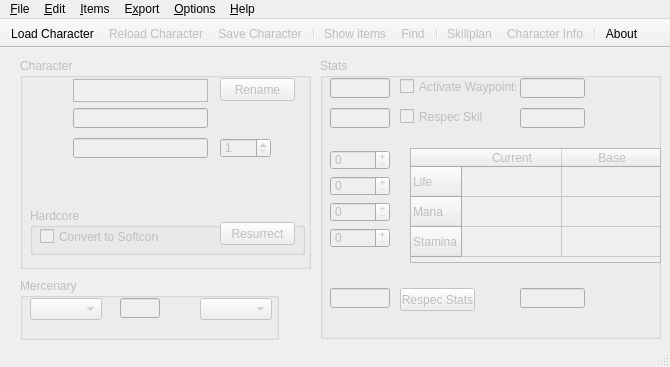
Above: medianxlofflinetools.ui from kambala-decapitator/MedianXLOfflineTools before the change. Below: the same form after it.
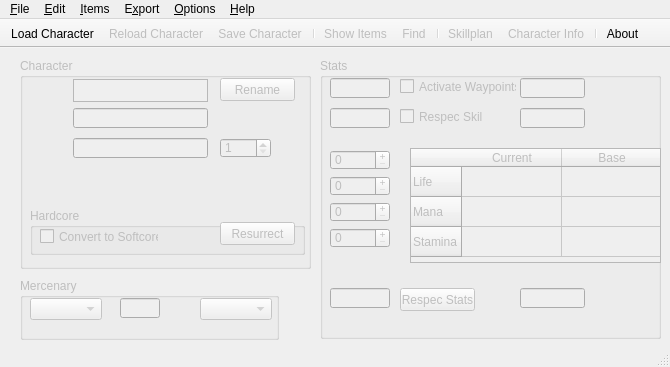
That is the form after the change. Icons and pictures are not drawn.

The edit to the form file:
```diff
--- a/medianxlofflinetools.ui
+++ b/medianxlofflinetools.ui
@@ -942,7 +942,7 @@
      <normaloff>:/MedianXLOfflineTools/icons/items.png</normaloff>:/MedianXLOfflineTools/icons/items.png</iconset>
    </property>
    <property name="text">
-    <string>Show items</string>
+    <string>Show Items</string>
    </property>
    <property name="toolTip">
     <string>Show Items</string>
```
Left out of the diff: 51 changed lines with no effect on the pictures.
